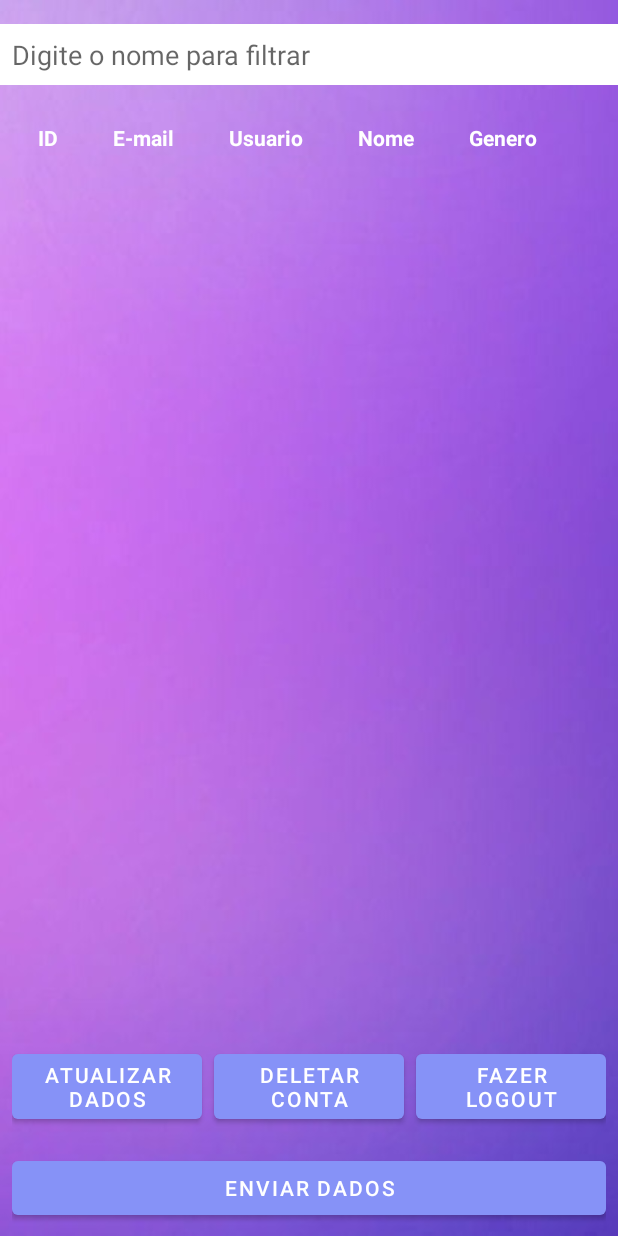
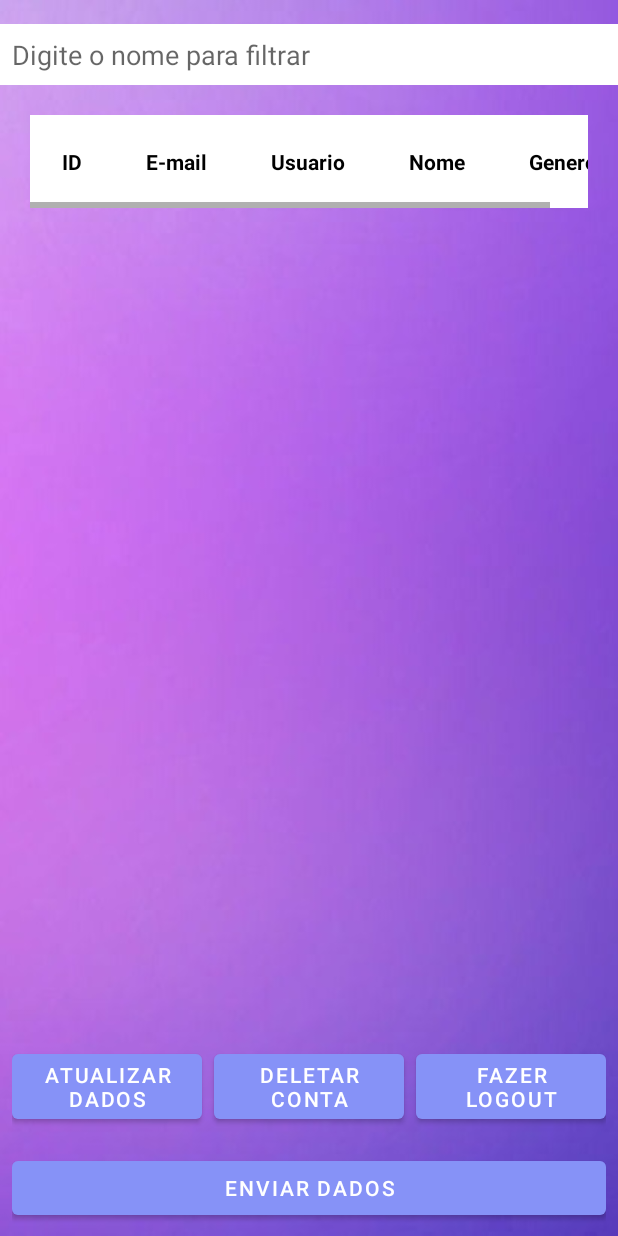
Before and after one commit to nicollasguedes/SignUpAndroidSQLiteApp, an Android app: the MainActivity screen opened directly, with no data from a screen before it, on a phone screen of 412 x 824 dp. Run offline under Robolectric (Android 15) with nearby library versions, the phone set to English and light mode, and no system bars.

Commit message:
add Horizontal scroll view and increase table text view padding

```diff
--- a/app/src/main/res/layout/activity_main.xml
+++ b/app/src/main/res/layout/activity_main.xml
@@ -11,10 +11,10 @@
         android:id="@+id/filterEditText"
         android:layout_width="match_parent"
         android:layout_height="wrap_content"
+        android:layout_marginTop="16dp"
+        android:background="@android:color/white"
         android:hint="Digite o nome para filtrar"
-        android:layout_marginTop="16dp"
-        android:padding="8dp"
-        android:background="@android:color/white"/>
+        android:padding="8dp" />
 
     <RelativeLayout
         android:layout_width="match_parent"
@@ -24,9 +24,9 @@
             android:id="@+id/button1Layout"
             android:layout_width="match_parent"
             android:layout_height="wrap_content"
+            android:layout_alignParentBottom="true"
             android:orientation="horizontal"
-            android:padding="8dp"
-            android:layout_alignParentBottom="true">
+            android:padding="8dp">
 
             <!-- Novo botão para enviar dados do usuário -->
             <Button
@@ -41,24 +41,24 @@
             android:id="@+id/buttonLayout"
             android:layout_width="match_parent"
             android:layout_height="wrap_content"
+            android:layout_above="@id/button1Layout"
             android:orientation="horizontal"
-            android:padding="8dp"
-            android:layout_above="@id/button1Layout">
+            android:padding="8dp">
 
             <Button
                 android:id="@+id/updateButton"
                 android:layout_width="0dp"
                 android:layout_height="wrap_content"
+                android:layout_marginEnd="8dp"
                 android:layout_weight="1"
-                android:layout_marginEnd="8dp"
                 android:text="Atualizar dados" />
 
             <Button
                 android:id="@+id/deleteButton"
                 android:layout_width="0dp"
                 android:layout_height="wrap_content"
+                android:layout_marginEnd="8dp"
                 android:layout_weight="1"
-                android:layout_marginEnd="8dp"
                 android:text="Deletar Conta" />
 
             <Button
@@ -82,14 +82,17 @@
             android:padding="20dp">
 
             <!-- Conteúdo da Tabela -->
+            <HorizontalScrollView
+                android:layout_width="wrap_content"
+                android:layout_height="wrap_content"
+                android:background="@color/white">
 
-            <TableLayout
-                android:id="@+id/user_table"
-                android:layout_width="match_parent"
-                android:layout_height="wrap_content"
-                android:stretchColumns="*">
-
-            </TableLayout>
+                <TableLayout
+                    android:id="@+id/user_table"
+                    android:layout_width="wrap_content"
+                    android:layout_height="wrap_content"
+                    android:stretchColumns="*"></TableLayout>
+            </HorizontalScrollView>
         </LinearLayout>
     </ScrollView>
 </RelativeLayout>
```
Also changed, not shown: app/src/main/java/com/example/signupsqliteapp/MainActivity.java (+32 -33 lines).
